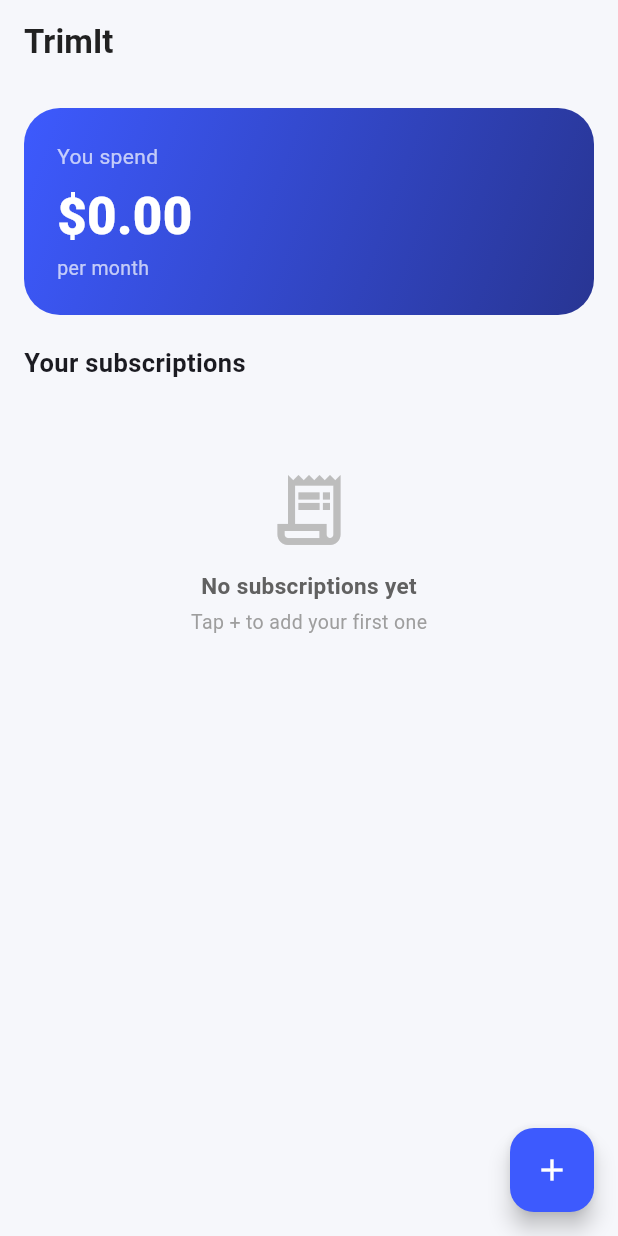
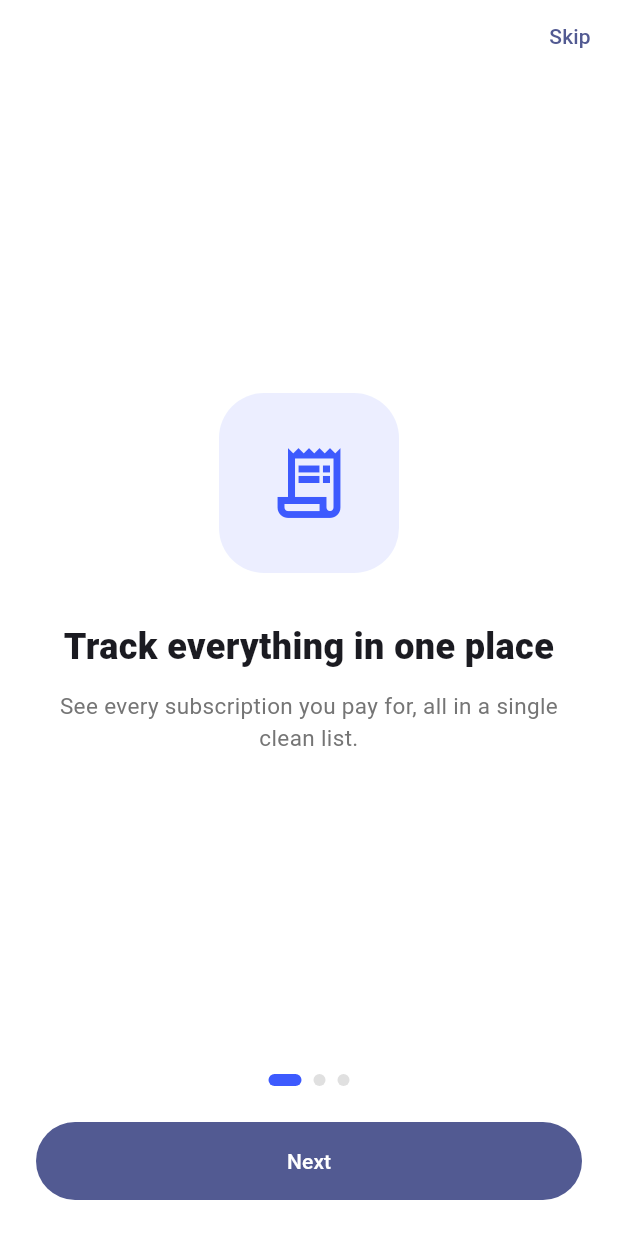
Before and after one commit to IsmailMunsir/trimit, a Flutter app: the screen it shows after launch, on a phone screen of 412 x 824 dp. Run offline on Flutter 3.47's test engine with Material 3 defaults, Android fonts, the phone set to English and light mode, and no system bars; our stand-ins replace shared_preferences, sqflite; accounts and stored records are empty.

Commit message:
Add onboarding screens with first-launch detection

```diff
--- /dev/null
+++ b/lib/screens/onboarding_screen.dart
@@ -0,0 +1,152 @@
+import 'package:flutter/material.dart';
+import 'package:shared_preferences/shared_preferences.dart';
+import '../theme/app_theme.dart';
+import '../main.dart';
+
+class OnboardingScreen extends StatefulWidget {
+  const OnboardingScreen({super.key});
+
+  @override
+  State<OnboardingScreen> createState() => _OnboardingScreenState();
+}
+
+class _OnboardingPage {
+  final IconData icon;
+  final String title;
+  final String description;
+
+  const _OnboardingPage({required this.icon, required this.title, required this.description});
+}
+
+class _OnboardingScreenState extends State<OnboardingScreen> {
+  final PageController _controller = PageController();
+  int _currentPage = 0;
+
+  final List<_OnboardingPage> _pages = const [
+    _OnboardingPage(
+      icon: Icons.receipt_long_outlined,
+      title: 'Track everything in one place',
+      description: 'See every subscription you pay for, all in a single clean list.',
+    ),
+    _OnboardingPage(
+      icon: Icons.pie_chart_outline,
+      title: 'Know your real spending',
+      description: 'Get a clear picture of what you spend monthly and yearly, no surprises.',
+    ),
+    _OnboardingPage(
+      icon: Icons.notifications_active_outlined,
+      title: 'Never miss a renewal',
+      description: 'Get reminded before a subscription renews, so you stay in control.',
+    ),
+  ];
+
+  Future<void> _finishOnboarding() async {
+    final prefs = await SharedPreferences.getInstance();
+    await prefs.setBool('onboarding_complete', true);
+
+    if (!mounted) return;
+    Navigator.of(context).pushReplacement(
+      MaterialPageRoute(builder: (context) => const TestScreen()),
+    );
+  }
+
+  @override
+  void dispose() {
+    _controller.dispose();
+    super.dispose();
+  }
+
+  @override
+  Widget build(BuildContext context) {
+    final isLastPage = _currentPage == _pages.length - 1;
+
+    return Scaffold(
+      backgroundColor: Colors.white,
+      body: SafeArea(
+        child: Column(
+          children: [
+            Align(
+              alignment: Alignment.topRight,
+              child: TextButton(
+                onPressed: _finishOnboarding,
+                child: const Text('Skip'),
+              ),
+            ),
+            Expanded(
+              child: PageView.builder(
+                controller: _controller,
+                itemCount: _pages.length,
+                onPageChanged: (index) => setState(() => _currentPage = index),
+                itemBuilder: (context, index) {
+                  final page = _pages[index];
+                  return Padding(
+                    padding: const EdgeInsets.symmetric(horizontal: 32),
+                    child: Column(
+                      mainAxisAlignment: MainAxisAlignment.center,
+                      children: [
+                        Container(
+                          width: 120,
+                          height: 120,
+                          decoration: BoxDecoration(
+                            color: AppTheme.primary.withValues(alpha: 0.1),
+                            borderRadius: BorderRadius.circular(30),
+                          ),
+                          child: Icon(page.icon, size: 56, color: AppTheme.primary),
+                        ),
+                        const SizedBox(height: 32),
+                        Text(
+                          page.title,
+                          textAlign: TextAlign.center,
+                          style: const TextStyle(fontSize: 24, fontWeight: FontWeight.w800),
+                        ),
+                        const SizedBox(height: 12),
+                        Text(
+                          page.description,
+                          textAlign: TextAlign.center,
+                          style: TextStyle(fontSize: 15, color: Colors.grey[600], height: 1.4),
+                        ),
+                      ],
+                    ),
+                  );
+                },
+              ),
+            ),
+            // Page indicator dots
+            Row(
+              mainAxisAlignment: MainAxisAlignment.center,
+              children: List.generate(
+                _pages.length,
+                (index) => AnimatedContainer(
+                  duration: const Duration(milliseconds: 250),
+                  margin: const EdgeInsets.symmetric(horizontal: 4),
+                  width: _currentPage == index ? 22 : 8,
+                  height: 8,
+                  decoration: BoxDecoration(
+                    color: _currentPage == index ? AppTheme.primary : Colors.grey[300],
+                    borderRadius: BorderRadius.circular(4),
+                  ),
+                ),
+              ),
+            ),
+            Padding(
+              padding: const EdgeInsets.all(24),
+              child: SizedBox(
+                width: double.infinity,
+                child: FilledButton(
+                  onPressed: isLastPage
+                      ? _finishOnboarding
+                      : () => _controller.nextPage(
+                            duration: const Duration(milliseconds: 300),
+                            curve: Curves.easeInOut,
+                          ),
+                  style: FilledButton.styleFrom(padding: const EdgeInsets.symmetric(vertical: 16)),
+                  child: Text(isLastPage ? 'Get Started' : 'Next'),
+                ),
+              ),
+            ),
+          ],
+        ),
+      ),
+    );
+  }
+}
--- a/lib/screens/splash_screen.dart
+++ b/lib/screens/splash_screen.dart
@@ -1,6 +1,8 @@
 import 'package:flutter/material.dart';
+import 'package:shared_preferences/shared_preferences.dart';
 import '../theme/app_theme.dart';
 import '../main.dart';
+import 'onboarding_screen.dart';
 
 class SplashScreen extends StatefulWidget {
   const SplashScreen({super.key});
@@ -13,18 +15,21 @@ class _SplashScreenState extends State<SplashScreen> {
   @override
   void initState() {
     super.initState();
-    _navigateAfterDelay();
+    _decideNextScreen();
   }
 
-  Future<void> _navigateAfterDelay() async {
-    // Give the splash screen a moment to show, and let the provider
-    // start loading subscriptions in the background at the same time.
+  Future<void> _decideNextScreen() async {
     await Future.delayed(const Duration(milliseconds: 1400));
+
+    final prefs = await SharedPreferences.getInstance();
+    final onboardingComplete = prefs.getBool('onboarding_complete') ?? false;
 
     if (!mounted) return;
 
     Navigator.of(context).pushReplacement(
-      MaterialPageRoute(builder: (context) => const TestScreen()),
+      MaterialPageRoute(
+        builder: (context) => onboardingComplete ? const TestScreen() : const OnboardingScreen(),
+      ),
     );
   }
 
--- a/pubspec.yaml
+++ b/pubspec.yaml
@@ -32,6 +32,7 @@ dependencies:
   path: ^1.9.0
   uuid: ^4.4.0
   provider: ^6.1.2
+  shared_preferences: ^2.3.2
 
 dev_dependencies:
   flutter_test:
```
Also changed, not shown: pubspec.lock, 1 other file.
